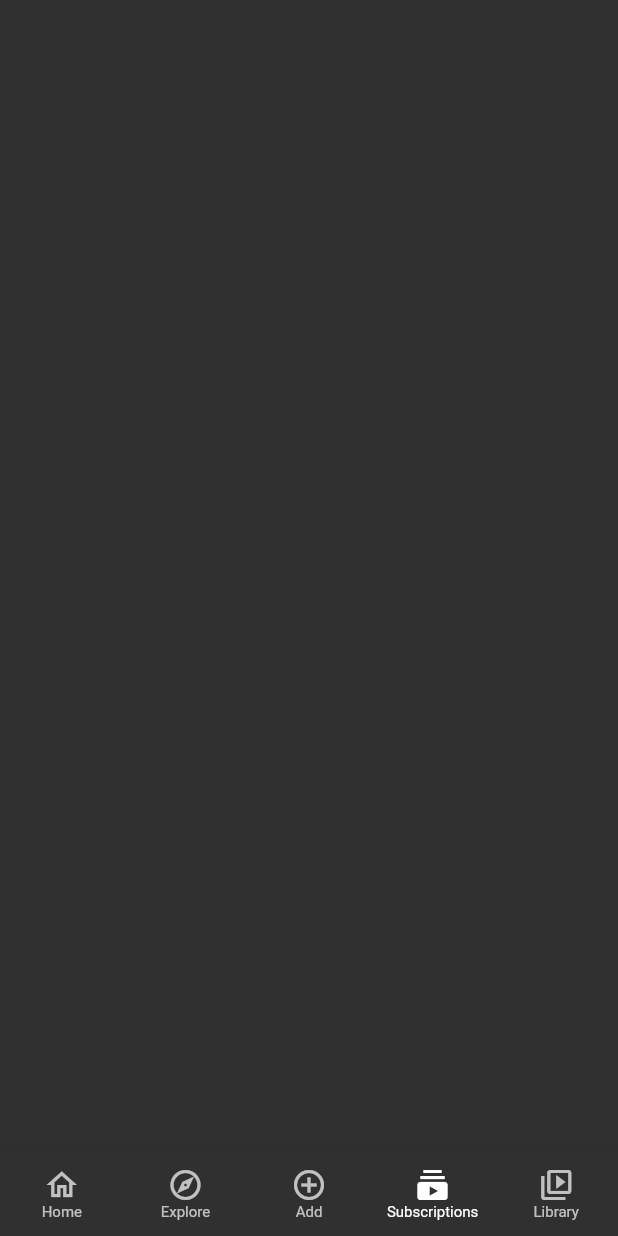
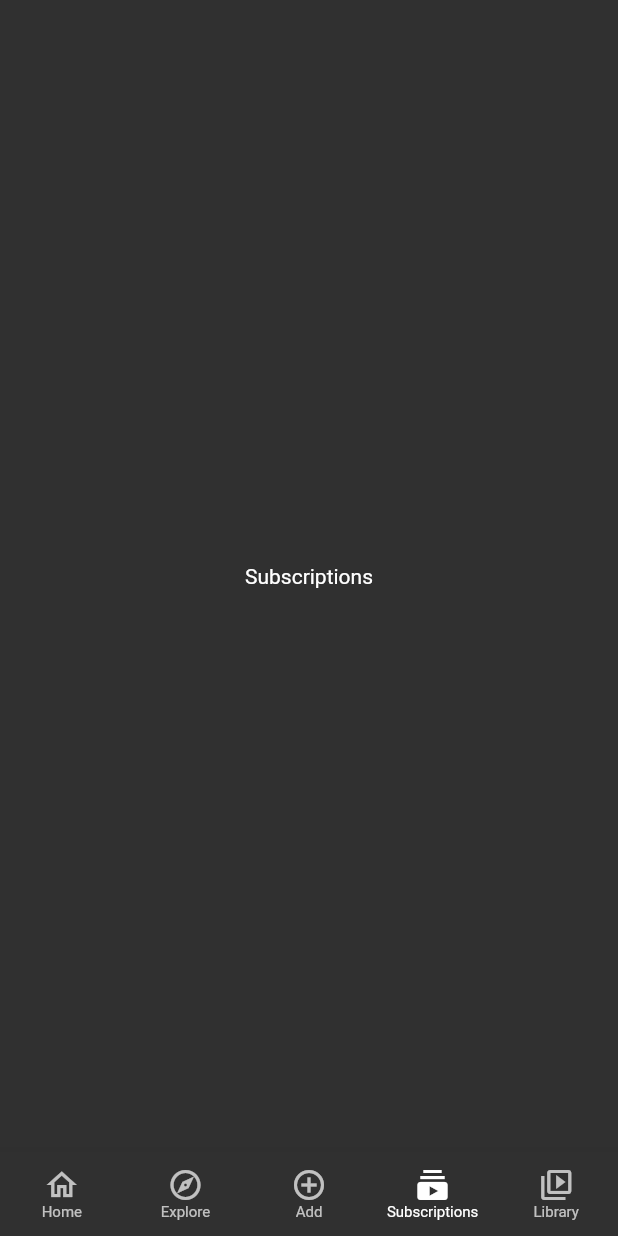
Before and after one commit to harshTrivedi501/Flutter-Youtube-UI, a Flutter app: the screen it shows after launch, item 4 of the bottom bar chosen, on a phone screen of 412 x 824 dp. Run offline on Flutter 3.47's test engine with Material 2 defaults, Android fonts, the phone set to English and light mode, and no system bars.

Commit message:
implemented working of Bottom Navigation Bar, using Stack and OffStage Widget

```diff
--- /dev/null
+++ b/lib/screens/home_screen.dart
@@ -0,0 +1,8 @@
+import 'package:flutter/material.dart';
+
+class HomeScreen extends StatelessWidget {
+  @override
+  Widget build(BuildContext context) {
+    return Scaffold();
+  }
+}
--- a/lib/screens/nav_screen.dart
+++ b/lib/screens/nav_screen.dart
@@ -1,4 +1,5 @@
 import 'package:flutter/material.dart';
+import 'package:flutter_youtube_ui/screens/home_screen.dart';
 
 class NavScreen extends StatefulWidget {
   @override
@@ -7,16 +8,37 @@ class NavScreen extends StatefulWidget {
 
 class _NavScreenState extends State<NavScreen> {
   int _selectedIndex = 0;
+
+  final _screens = [
+    HomeScreen(),
+    const Scaffold(body: Center(child: Text("Explore"))),
+    const Scaffold(body: Center(child: Text("Add"))),
+    const Scaffold(body: Center(child: Text("Subscriptions"))),
+    const Scaffold(body: Center(child: Text("Library"))),
+  ];
   @override
   Widget build(BuildContext context) {
     return Scaffold(
+      body: Stack(
+          children: _screens
+              .asMap()
+              .map((index, screen) => MapEntry(
+                  index,
+                  Offstage(
+                    offstage: _selectedIndex != index,
+                    child: screen,
+                  )))
+              .values
+              .toList()),
       bottomNavigationBar: BottomNavigationBar(
         type: BottomNavigationBarType.fixed,
         currentIndex: _selectedIndex,
         onTap: (index) => setState(() => _selectedIndex = index),
         selectedFontSize: 10.0,
         unselectedFontSize: 10.0,
-        items: [
+        //* The reason for putting const below for items list is because it will not re-render the items list
+        //* whenever the build method is recalled
+        items: const [
           BottomNavigationBarItem(
             icon: Icon(Icons.home_outlined),
             activeIcon: Icon(Icons.home),
```
